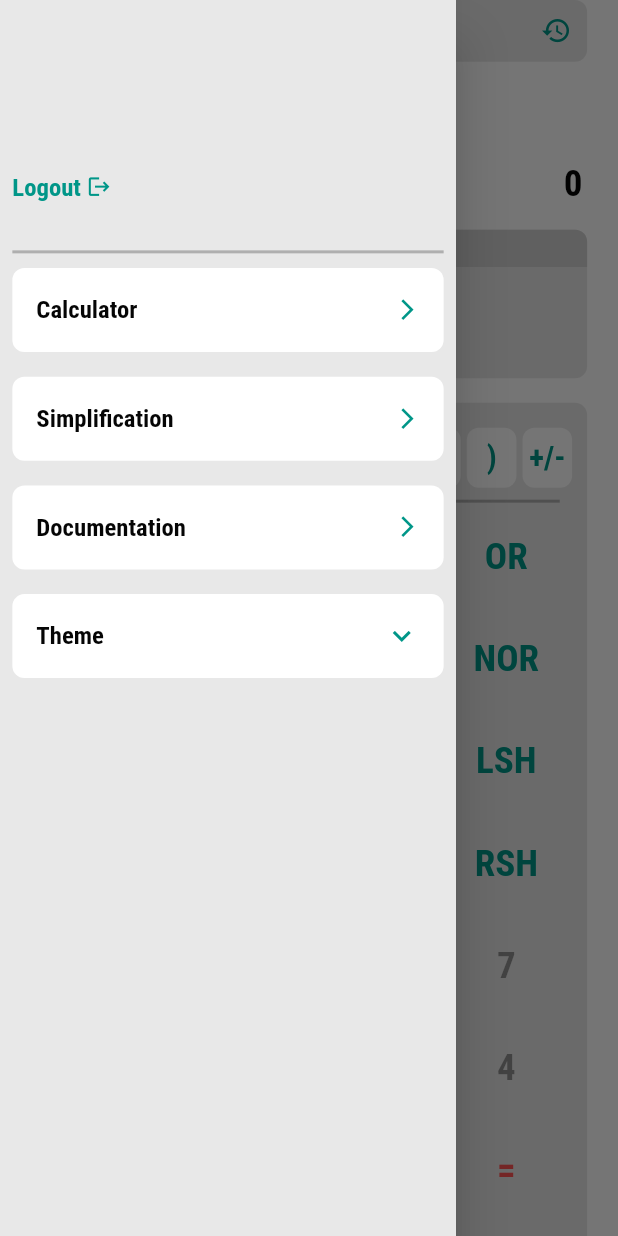
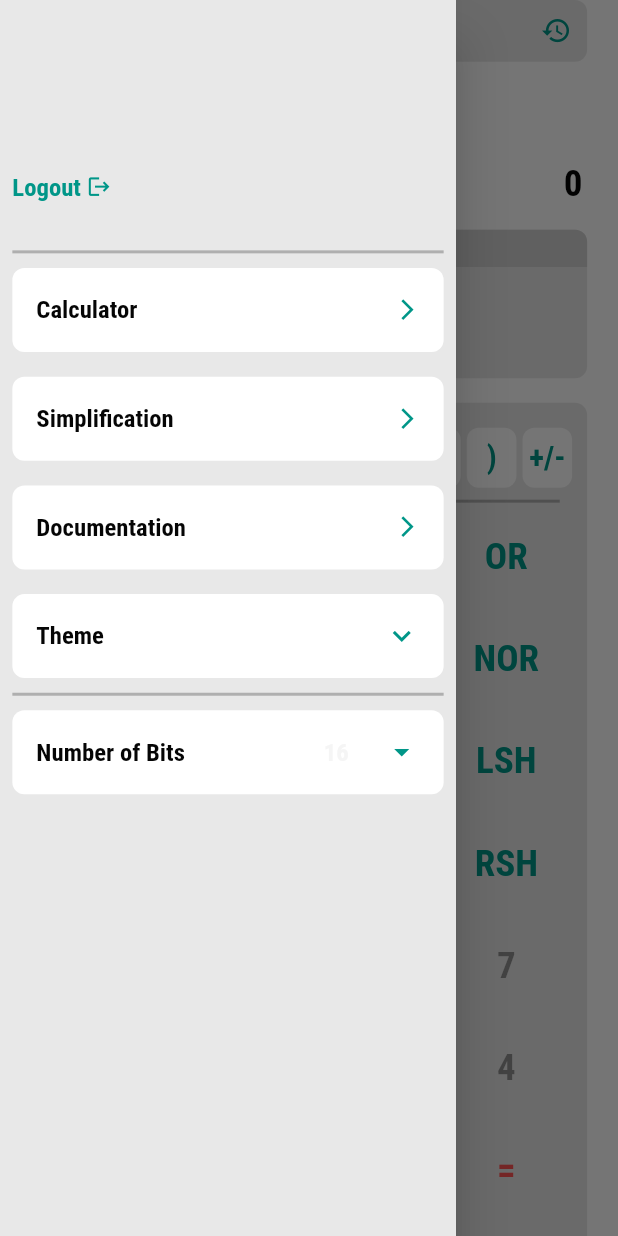
Before and after one commit to islamkhalid295/Graduation-Project, a Flutter app: the Calculator screen opened by its route, with the side drawer open, on a phone screen of 412 x 824 dp. Run offline on Flutter 3.47's test engine with Material 2 defaults, Android fonts, the phone set to English and light mode, and no system bars; drawn by our look-alikes of showcaseview; our stand-ins replace cloud_firestore, firebase_auth, firebase_core, flutter_bloc, google_sign_in, modal_progress_hud_nsn and 2 more; accounts and stored records are empty.

Commit message:
add bit range feature, bug fixes

```diff
--- a/lib/Cubits/calculator_cubit/calculator_state.dart
+++ b/lib/Cubits/calculator_cubit/calculator_state.dart
@@ -13,4 +13,6 @@ class CalculatorNumberSystemChange extends CalculatorState {}
 
 class CalculatorIsSignedChange extends CalculatorState {}
 
+class NoOfBitsChange extends CalculatorState {}
+
 class CalculatorHistoryUpdate extends CalculatorState {}
--- a/lib/Cubits/simplification_cubit/simplification_cubit.dart
+++ b/lib/Cubits/simplification_cubit/simplification_cubit.dart
@@ -202,6 +202,7 @@ class SimplificationCubit extends Cubit<SimplificationState> {
         TextSelection.fromPosition(TextPosition(offset: endPosition));
     emit(SimplificationExprUpdate());
   }
+
   String patternGenerator(String s) {
     s = s.replaceAll("NAND", "oooo");
     s = s.replaceAll("AND", "ooo");
@@ -216,6 +217,7 @@ class SimplificationCubit extends Cubit<SimplificationState> {
     s = s.replaceAll(RegExp(r'[a-np-zA-NP-Z0-9]'), 'n');
     return s;
   }
+
   String expGenerator(String s) {
     s = s.replaceAll("NAND", "!&");
     s = s.replaceAll("AND", "&");
@@ -269,6 +271,9 @@ class SimplificationCubit extends Cubit<SimplificationState> {
 
   void del() {
     focusNode.requestFocus();
+    if (controller.text.isEmpty) return;
+    pattern = patternGenerator(controller.text);
+    print('pattern: $pattern\ntext: ${controller.text}');
     int start_t = 0;
     if (startPosition != controller.selection.start ||
         endPosition != controller.selection.end) {
--- a/lib/UI/drawer.dart
+++ b/lib/UI/drawer.dart
@@ -1,16 +1,25 @@
 import 'package:flutter/material.dart';
 import 'package:flutter_bloc/flutter_bloc.dart';
+import 'package:graduation_project/Cubits/calculator_cubit/calculator_cubit.dart';
 import 'package:graduation_project/Cubits/login_cubit/login_cubit.dart';
 import 'package:graduation_project/Cubits/theme_cubit/theme_cubit.dart';
 import 'package:graduation_project/Models/app_config.dart';
 
 class MyDrawer extends StatelessWidget {
-  MyDrawer({super.key});
+  MyDrawer({super.key}) {
+    for (int i = 4; i < 65; i += 4) {
+      noBits.add(i);
+    }
+    dropDownMenuItems = noBits.map((e) => createItem(e)).toList();
+  }
   String? theme;
+  List<int> noBits = List.empty(growable: true);
+  late List<DropdownMenuItem> dropDownMenuItems;
   @override
   Widget build(BuildContext context) {
     theme =
         checkTheme(BlocProvider.of<ThemeCubit>(context).currentTheme, context);
+
     return BlocConsumer<ThemeCubit, ThemeState>(
       listener: (context, state) {
         if (state is ThemeStateLight)
@@ -33,7 +42,8 @@ class MyDrawer extends StatelessWidget {
             horizontal: SizeConfig.widthBlock! * 2,
             vertical: SizeConfig.heightBlock!,
           ),
-          child: Column(children: [
+          child: Column(
+            children: [
               SizedBox(
                 height: SizeConfig.heightBlock! * 5,
               ),
@@ -63,7 +73,8 @@ class MyDrawer extends StatelessWidget {
                             height: SizeConfig.heightBlock! * 2,
                           ),
                           TextButton(
-                          onPressed: () => BlocProvider.of<LoginCubit>(context)
+                            onPressed: () =>
+                                BlocProvider.of<LoginCubit>(context)
                                     .logout(context),
                             style: TextButton.styleFrom(
                               padding: const EdgeInsets.only(
@@ -156,7 +167,8 @@ class MyDrawer extends StatelessWidget {
               buildListTile(context, 'Simplification'),
               buildListTile(context, 'Documentation'),
               Padding(
-              padding: EdgeInsets.symmetric(vertical: SizeConfig.heightBlock!),
+                padding:
+                    EdgeInsets.symmetric(vertical: SizeConfig.heightBlock!),
                 child: ExpansionTile(
                   shape: RoundedRectangleBorder(
                     borderRadius: BorderRadius.circular(8),
@@ -243,7 +255,79 @@ class MyDrawer extends StatelessWidget {
                   ],
                 ),
               ),
-          ]),
+              Divider(
+                height: 5,
+                thickness: 2,
+                color: (theme == 'light')
+                    ? ThemeColors.lightBlackText.withOpacity(0.25)
+                    : ThemeColors.darkWhiteText.withOpacity(0.25),
+              ),
+              Padding(
+                padding:
+                    EdgeInsets.symmetric(vertical: SizeConfig.heightBlock!),
+                child: ListTile(
+                  onTap: null,
+                  onFocusChange: null,
+                  onLongPress: null,
+                  title: Row(
+                    mainAxisAlignment: MainAxisAlignment.spaceBetween,
+                    children: [
+                      Expanded(
+                        flex: 6,
+                        child: Text(
+                          'Number of Bits ',
+                          style: TextStyle(
+                            fontWeight: FontWeight.bold,
+                            fontSize: SizeConfig.heightBlock! * 2,
+                            color: (theme == 'light')
+                                ? ThemeColors.lightBlackText
+                                : ThemeColors.darkWhiteText,
+                          ),
+                        ),
+                      ),
+                      Expanded(
+                        flex: 2,
+                        child: BlocBuilder<CalculatorCubit, CalculatorState>(
+                          buildWhen: (previous, current) =>
+                              current is NoOfBitsChange,
+                          builder: (context, state) => DropdownButton(
+                            isDense: true,
+                            value: BlocProvider.of<CalculatorCubit>(context)
+                                .noBits,
+                            icon: Icon(
+                              Icons.arrow_drop_down,
+                              color: (theme == 'light')
+                                  ? ThemeColors.lightForegroundTeal
+                                  : ThemeColors.darkForegroundTeal,
+                            ),
+                            dropdownColor: (theme == 'light')
+                                ? ThemeColors.lightCanvas
+                                : ThemeColors.darkCanvas,
+                            underline: const SizedBox(),
+                            isExpanded: true,
+                            items: dropDownMenuItems,
+                            onChanged: (value) {
+                              BlocProvider.of<CalculatorCubit>(context)
+                                  .changeNoBits(value!);
+                            },
+                          ),
+                        ),
+                      ),
+                    ],
+                  ),
+                  tileColor: (theme == 'light')
+                      ? ThemeColors.lightCanvas
+                      : ThemeColors.darkCanvas,
+                  iconColor: (theme == 'light')
+                      ? ThemeColors.lightForegroundTeal
+                      : ThemeColors.darkForegroundTeal,
+                  shape: RoundedRectangleBorder(
+                    borderRadius: BorderRadius.circular(8),
+                  ),
+                ),
+              )
+            ],
+          ),
         ),
       ),
     );
@@ -283,4 +367,20 @@ class MyDrawer extends StatelessWidget {
       ),
     );
   }
+
+  DropdownMenuItem createItem(int bits) => DropdownMenuItem(
+        value: bits,
+        child: FittedBox(
+          child: Text(
+            '$bits',
+            style: TextStyle(
+              color: (theme == 'light')
+                  ? ThemeColors.lightBlackText
+                  : ThemeColors.darkWhiteText,
+              fontWeight: FontWeight.bold,
+              fontSize: SizeConfig.heightBlock! * 2,
+            ),
+          ),
+        ),
+      );
 }
```
Also changed, not shown: lib/Cubits/calculator_cubit/calculator_cubit.dart (+10 -20 lines). Lines whose indentation alone changed are shown as unchanged.
